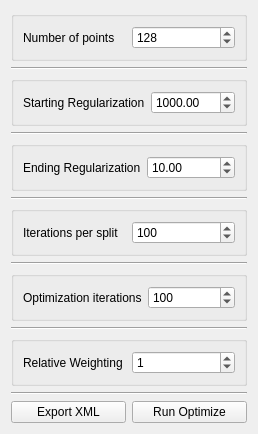
SCIInstitute/ShapeWorks, file src/Optimize/OptimizeTool.ui: the form before one commit.
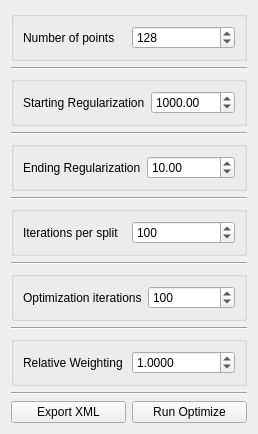
The form after the commit.

Commit message: relative weighting is 4 digit float, not int. closes #44"

```diff
--- a/src/Optimize/OptimizeTool.ui
+++ b/src/Optimize/OptimizeTool.ui
@@ -7,7 +7,7 @@
     <x>0</x>
     <y>0</y>
     <width>228</width>
-    <height>358</height>
+    <height>367</height>
    </rect>
   </property>
   <property name="windowTitle">
@@ -202,12 +202,12 @@
        </widget>
       </item>
       <item>
-       <widget class="QSpinBox" name="relative_weighting_">
-        <property name="maximum">
-         <number>100</number>
+       <widget class="QDoubleSpinBox" name="relative_weighting_">
+        <property name="decimals">
+         <number>4</number>
         </property>
         <property name="value">
-         <number>1</number>
+         <double>1.000000000000000</double>
         </property>
        </widget>
       </item>
```
Left out of the diff: 1 changed line with no effect on the pictures. Lines whose indentation alone changed are shown as unchanged.
